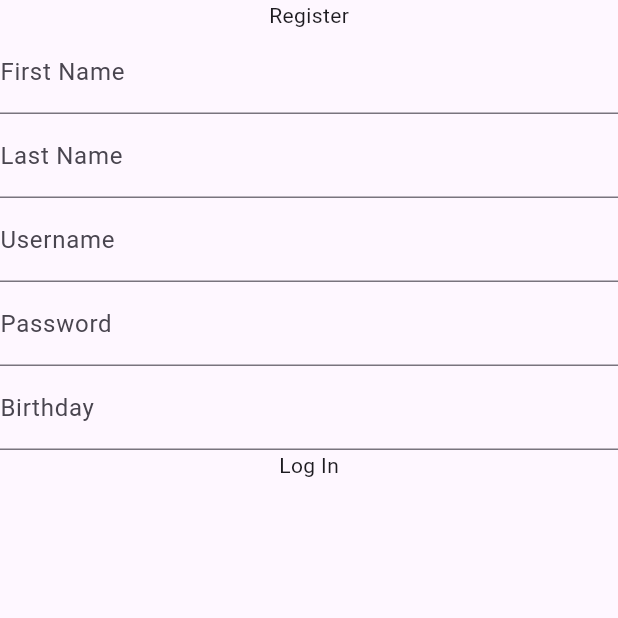
After one commit to PinyadaS/NotesApp, a Flutter app: the RegisterScreen screen opened by its route, on a phone screen of 412 x 824 dp, the top half of it. The commit adds this screen. Run offline on Flutter 3.47's test engine with Material 3 defaults, Android fonts, the phone set to English and light mode, and no system bars; our stand-ins replace google_fonts.

Commit message:
init register
create register screen

```diff
--- a/lib/main.dart
+++ b/lib/main.dart
@@ -2,6 +2,7 @@ import 'package:flutter/material.dart';
 import 'package:notes_app/views/homescreen.dart';
 import 'package:notes_app/views/loginscreen.dart';
 import 'package:notes_app/views/mainscreen.dart';
+import 'package:notes_app/views/registerscreen.dart';
 
 void main() {
   runApp(const MyApp());
@@ -16,7 +17,8 @@ class MyApp extends StatelessWidget {
       home: HomeScreen(),
       routes: {
         '/login': (context) => LoginScreen(),
-        '/main':(context) => MainScreen()
+        '/main':(context) => MainScreen(),
+        '/register':(context) => RegisterScreen(),
       },
     );
   }
--- a/lib/views/homescreen.dart
+++ b/lib/views/homescreen.dart
@@ -2,7 +2,6 @@ import 'package:flutter/material.dart';
 import 'package:notes_app/assets/colour.dart';
 import 'package:notes_app/assets/text_styles.dart';
 import 'package:notes_app/assets/utility.dart';
-import 'package:notes_app/views/loginscreen.dart';
 
 class HomeScreen extends StatelessWidget {
   const HomeScreen({super.key});
@@ -22,13 +21,11 @@ class HomeScreen extends StatelessWidget {
           Text("Description"),
           InkWell(
             child: Container(child: Text("Log In")),
-            onTap: () => Navigator.push(
-              context,
-              MaterialPageRoute(builder: (context) => LoginScreen()),
-            ),
+            onTap: () => Navigator.pushNamed(context, '/login')
           ),
           InkWell(
             child: Container(child: Text("Sign Up")),
+            onTap:() => Navigator.pushNamed(context, '/register'),
           )
         ]),
       ),
--- /dev/null
+++ b/lib/views/registerscreen.dart
@@ -0,0 +1,52 @@
+import 'package:flutter/material.dart';
+
+class RegisterScreen extends StatefulWidget {
+  const RegisterScreen({super.key});
+
+  @override
+  State<RegisterScreen> createState() => _RegisterScreenState();
+}
+
+class _RegisterScreenState extends State<RegisterScreen> {
+  // final RegisterController registercontroller = RegisterController();
+  final firstnameController = TextEditingController();
+  final lastnameController = TextEditingController();
+  final usernameController = TextEditingController();
+  final passwordController = TextEditingController();
+  // final birthdayController = ;
+
+  @override
+  Widget build(BuildContext context) {
+    return Scaffold(
+        body: Column(
+      children: [
+        Text("Register"),
+        TextField(
+          decoration: InputDecoration(labelText: "First Name"),
+          controller: firstnameController,
+        ),
+        TextField(
+          decoration: InputDecoration(labelText: "Last Name"),
+          controller: lastnameController,
+        ),
+        TextField(
+          decoration: InputDecoration(labelText: "Username"),
+          controller: usernameController,
+        ),
+        TextField(
+          decoration: InputDecoration(labelText: "Password"),
+          controller: passwordController,
+        ),
+        TextField(
+          decoration: InputDecoration(labelText: "Birthday"),
+          // controller: birthdayController,
+        ),
+        InkWell(
+            child: Container(child: Text("Log In")),
+            onTap: () {
+
+            }),
+      ],
+    ));
+  }
+}
```
